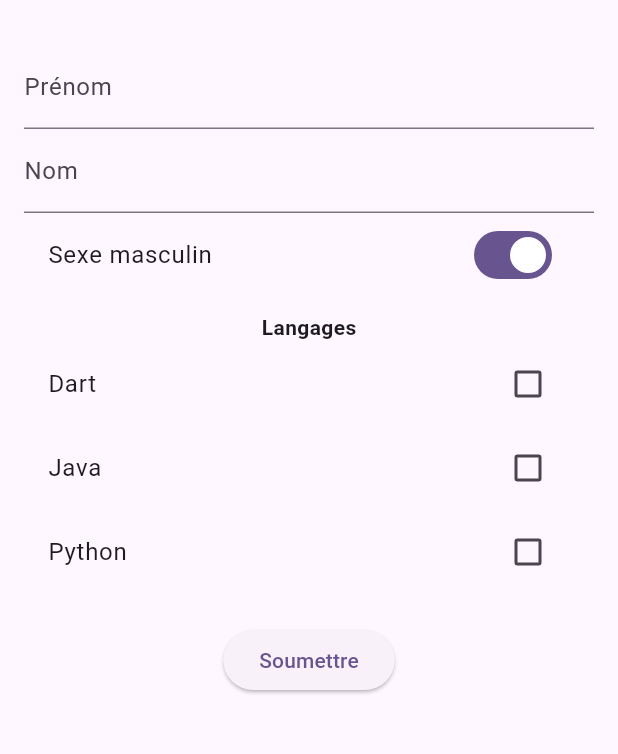
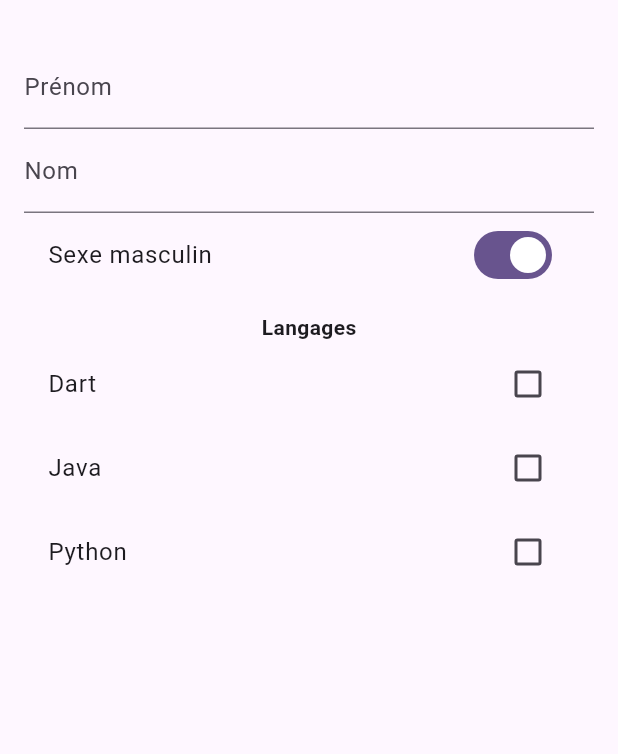
Before and after one commit to maissen/mon_formulaire_flutter, a Flutter app: the screen it shows after launch, on a phone screen of 412 x 824 dp, the part 63-817 px from its top. Run offline on Flutter 3.47's test engine with Material 3 defaults, Android fonts, the phone set to English and light mode, and no system bars.

Commit message:
Remove soumettre btn from form_page.dart

```diff
--- a/lib/form_page.dart
+++ b/lib/form_page.dart
@@ -29,7 +29,6 @@ class _FormPageState extends State<FormPage> {
         .map((entry) => entry.key)
         .toList();
 
-    // Directly navigate to ResultPage (no Firebase saving)
     Navigator.push(
       context,
       MaterialPageRoute(
@@ -75,14 +74,10 @@ class _FormPageState extends State<FormPage> {
                 value: _languages[lang],
                 onChanged: (val) {
                   setState(() => _languages[lang] = val ?? false);
+                  _submitForm(); // Optional: automatically submit when a language is selected
                 },
               );
             }).toList(),
-            const SizedBox(height: 20),
-            ElevatedButton(
-              onPressed: _submitForm,
-              child: const Text('Soumettre'),
-            ),
           ],
         ),
       ),
```
